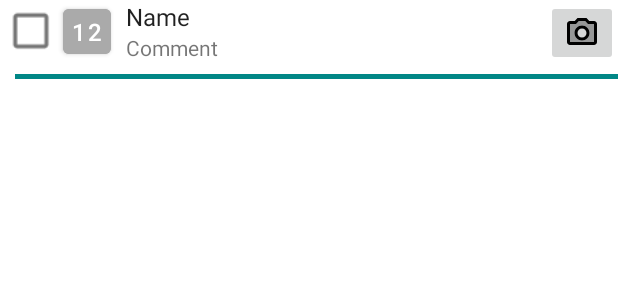
After one commit to jpasao/ListaDC, an Android app: the layout list_item_separator.xml on its own in the app's theme, with its tools: preview values and no code run, on a phone screen of 412 x 824 dp. The commit adds this screen. Shown: the top 300 px of the screen. Run offline under Robolectric (Android 15) with nearby library versions, the phone set to English and light mode, and no system bars.

Commit message:
Fix separator between items

```diff
--- /dev/null
+++ b/app/src/main/res/layout/list_item_separator.xml
@@ -0,0 +1,81 @@
+<?xml version="1.0" encoding="utf-8"?>
+<androidx.constraintlayout.widget.ConstraintLayout xmlns:android="http://schemas.android.com/apk/res/android"
+    xmlns:app="http://schemas.android.com/apk/res-auto"
+    xmlns:tools="http://schemas.android.com/tools"
+    android:layout_width="match_parent"
+    android:layout_height="wrap_content"
+    android:layout_marginBottom="5dp">
+
+    <CheckBox
+        android:id="@+id/check"
+        style="@style/Widget.AppCompat.CompoundButton.CheckBox"
+        android:layout_width="42dp"
+        android:layout_height="42dp"
+        android:gravity="center_vertical"
+        android:scaleX="1.3"
+        android:scaleY="1.3"
+        android:textColorLink="@color/grey"
+        android:textSize="14sp"
+        android:theme="@style/Checkbox"
+        app:layout_constraintStart_toStartOf="parent"
+        app:layout_constraintTop_toTopOf="parent" />
+
+    <Button
+        android:id="@+id/quantity"
+        android:layout_width="32dp"
+        android:layout_height="42dp"
+        android:backgroundTint="@android:color/darker_gray"
+        android:gravity="center|center_horizontal"
+        android:paddingLeft="0dp"
+        android:paddingTop="0dp"
+        android:paddingRight="0dp"
+        android:paddingBottom="0dp"
+        android:textSize="16sp"
+        app:layout_constraintStart_toEndOf="@+id/check"
+        app:layout_constraintTop_toTopOf="parent"
+        tools:text="12" />
+
+    <TextView
+        android:id="@+id/name"
+        style="@style/Widget.AppCompat.TextView.SpinnerItem"
+        android:layout_width="0dp"
+        android:layout_height="wrap_content"
+        android:background="?android:attr/selectableItemBackground"
+        android:paddingStart="10dp"
+        android:text="Name"
+        app:layout_constraintEnd_toStartOf="@+id/imageButton"
+        app:layout_constraintStart_toEndOf="@+id/quantity"
+        app:layout_constraintTop_toTopOf="parent" />
+
+    <TextView
+        android:id="@+id/comment"
+        android:layout_width="0dp"
+        android:layout_height="wrap_content"
+        android:background="?android:attr/selectableItemBackground"
+        android:paddingStart="10dp"
+        android:text="Comment"
+        app:layout_constraintEnd_toStartOf="@+id/imageButton"
+        app:layout_constraintStart_toEndOf="@+id/quantity"
+        app:layout_constraintTop_toBottomOf="@+id/name" />
+
+    <ImageButton
+        android:id="@+id/imageButton"
+        android:layout_width="wrap_content"
+        android:layout_height="wrap_content"
+        android:contentDescription="@string/uselessContent"
+        app:layout_constraintBottom_toBottomOf="parent"
+        app:layout_constraintEnd_toEndOf="parent"
+        app:layout_constraintTop_toTopOf="parent"
+        app:layout_constraintVertical_bias="0.0"
+        app:srcCompat="@drawable/ic_twotone_photo_camera_24" />
+
+    <View
+        android:id="@+id/separatorLine"
+        android:layout_width="match_parent"
+        android:layout_height="3dp"
+        android:layout_marginTop="5dp"
+        android:layout_marginLeft="10dp"
+        android:background="@drawable/list_divider"
+        app:layout_constraintTop_toBottomOf="@+id/imageButton" />
+
+</androidx.constraintlayout.widget.ConstraintLayout>
```
Also changed, not shown: app/src/main/java/com/latribu/listadc/common/RecyclerViewItemDecoration.kt (deleted, +0 -35 lines), app/src/main/java/com/latribu/listadc/common/adapters/ProductAdapter.kt (+39 -4 lines), app/src/main/java/com/latribu/listadc/main/ListFragment.kt (+1 -8 lines).
